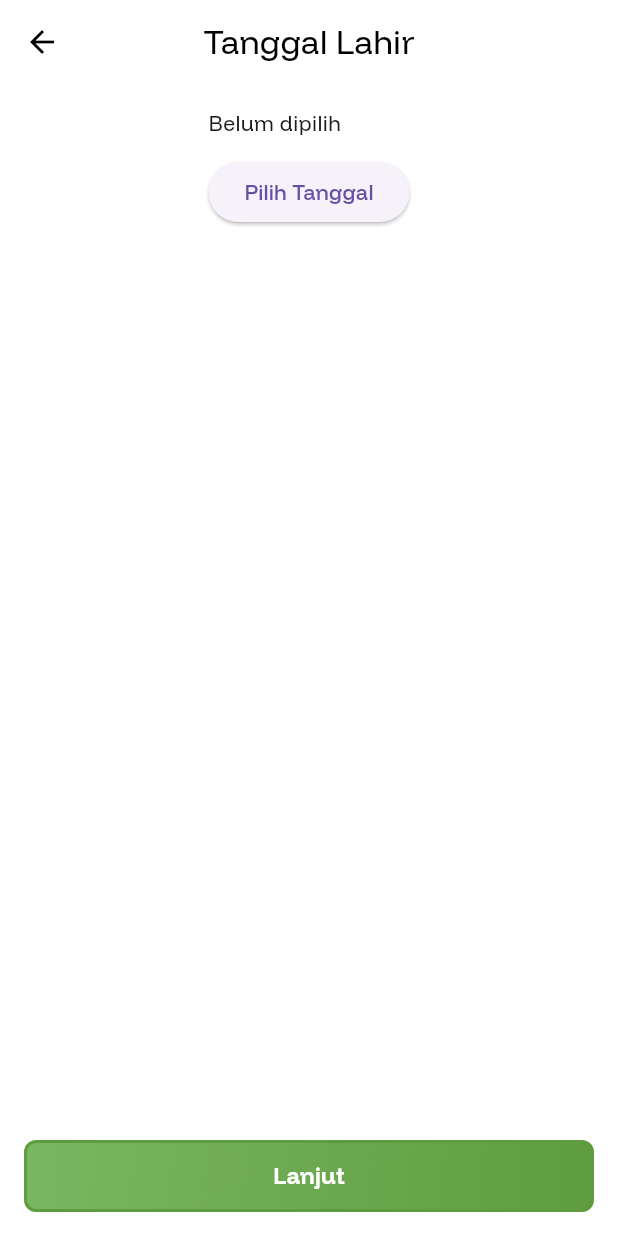
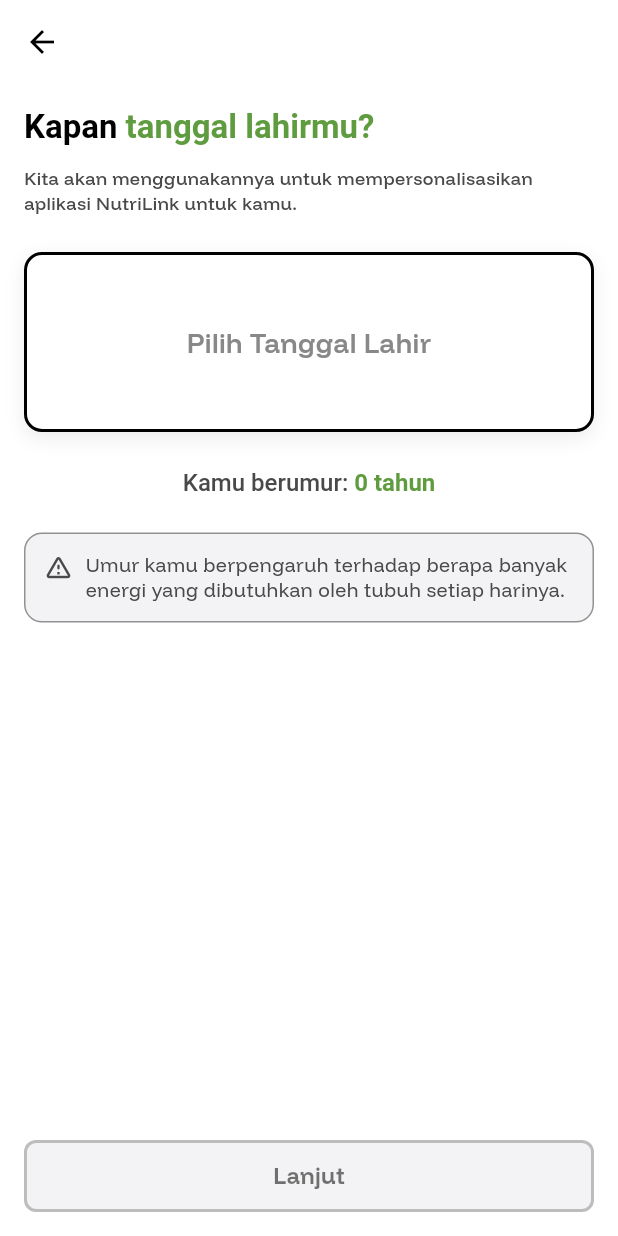
Before and after one commit to dinalarcode/CAPS-2-2025, a Flutter app: the BirthDatePage screen opened by its route, on a phone screen of 412 x 824 dp. Run offline on Flutter 3.47's test engine with Material 3 defaults, Android fonts, the phone set to English and light mode, and no system bars; our stand-ins replace cloud_firestore, firebase_auth, firebase_core, google_sign_in; missing offline and left inert: flutter_cupertino_datetime_picker; accounts and stored records are empty.

Commit message:
Revisi birthDatePage lebih interaktif (memakai Roller Picker)

```diff
--- a/lib/birthDatePage.dart
+++ b/lib/birthDatePage.dart
@@ -1,5 +1,9 @@
 // lib/birthDatePage.dart
+
 import 'package:flutter/material.dart';
+import 'package:intl/intl.dart';
+// PASTIKAN Anda memiliki paket ini di pubspec.yaml
+import 'package:flutter_cupertino_datetime_picker/flutter_cupertino_datetime_picker.dart';
 import 'package:nutrilink/_onb_helpers.dart';
 import 'package:nutrilink/models/user_profile_draft.dart';
 
@@ -8,37 +12,209 @@ class BirthDatePage extends StatefulWidget {
   @override
   State<BirthDatePage> createState() => _BirthDatePageState();
 }
+
 class _BirthDatePageState extends State<BirthDatePage> {
   late final UserProfileDraft draft = getDraft(context);
+
+  // Tanggal default 20 tahun yang lalu dari hari ini
+  DateTime _initialDate(DateTime now) =>
+      draft.birthDate ?? DateTime(now.year - 20, now.month, now.day);
+
+  // --- Fungsi Hitung Umur ---
+  int _calculateAge(DateTime birthDate) {
+    DateTime today = DateTime.now();
+    int age = today.year - birthDate.year;
+    // Mengurangi 1 jika ulang tahun belum tiba tahun ini
+    if (today.month < birthDate.month ||
+        (today.month == birthDate.month && today.day < birthDate.day)) {
+      age--;
+    }
+    return age;
+  }
+
+  // --- Fungsi untuk membuka Date Picker (HANYA MENGGUNAKAN ROLLER PICKER) ---
+  Future<void> _selectDate() async {
+    final now = DateTime.now();
+
+    // Hapus logika showDatePicker bawaan
+
+    DatePicker.showDatePicker(
+      context,
+      // Menyesuaikan format tampilan roller (cth: 01 May 2004)
+      dateFormat: 'dd MMMM yyyy',
+      // Menggunakan locale Indonesia (pastikan Anda mengimpor DateTimePickerLocale)
+      locale: DateTimePickerLocale.id,
+      pickerMode: DateTimePickerMode.date,
+      initialDateTime: _initialDate(now),
+      maxDateTime: now,
+      minDateTime: DateTime(1900, 1, 1),
+      onConfirm: (pickedDateTime, list) {
+        // Hanya update state jika pengguna mengonfirmasi
+        if (pickedDateTime != null) {
+          setState(() => draft.birthDate = pickedDateTime);
+        }
+      },
+    );
+  }
+
+  // --- Fungsi Lanjut (onNext) ---
+  void _next() {
+    if (draft.birthDate == null) {
+      ScaffoldMessenger.of(context).showSnackBar(
+        const SnackBar(content: Text('Pilih tanggal lahir terlebih dahulu.')),
+      );
+      return;
+    }
+
+    saveDraft(context, draft);
+    next(context, '/sex', draft);
+  }
+
+  // --- Fungsi Kembali (onBack) ---
+  void _back() {
+    saveDraft(context, draft);
+    back(context, draft);
+  }
+
   @override
   Widget build(BuildContext context) {
+    final baseFillColor = kBaseGreyFill;
+    final String dateDisplay = draft.birthDate != null
+        ? DateFormat('dd MMM yyyy').format(draft.birthDate!)
+        : 'Pilih Tanggal Lahir';
+    final int age =
+        draft.birthDate != null ? _calculateAge(draft.birthDate!) : 0;
+
+    // Status visual border
+    final Color inputBorderColor =
+        draft.birthDate != null ? kGreen : Colors.black;
+
     return StepScaffold(
-      title: 'Tanggal Lahir',
-      child: Column(
-        crossAxisAlignment: CrossAxisAlignment.start,
+      title: '',
+      onBack: _back,
+      onNext: _next,
+      nextEnabled: draft.birthDate != null,
+      child: ListView(
+        padding: EdgeInsets.zero,
         children: [
-          Text(draft.birthDate==null ? 'Belum dipilih' : draft.birthDate!.toLocal().toString().split(' ').first),
+          // JUDUL (Meniru style halaman sebelumnya)
+          RichText(
+            text: TextSpan(
+              style: const TextStyle(
+                fontSize: 22,
+                fontWeight: FontWeight.w700,
+                color: Colors.black,
+              ),
+              children: [
+                const TextSpan(text: 'Kapan '),
+                TextSpan(
+                  text: 'tanggal lahirmu?',
+                  style: TextStyle(color: kGreen),
+                ),
+              ],
+            ),
+          ),
           const SizedBox(height: 12),
-          ElevatedButton(
-            onPressed: () async {
-              final now = DateTime.now();
-              final picked = await showDatePicker(
-                context: context,
-                initialDate: draft.birthDate ?? DateTime(now.year-20, now.month, now.day),
-                firstDate: DateTime(1900,1,1),
-                lastDate: now,
-              );
-              if (picked != null) setState(() => draft.birthDate = picked);
-            },
-            child: const Text('Pilih Tanggal'),
+
+          // Subteks
+          Text(
+            'Kita akan menggunakannya untuk mempersonalisasikan aplikasi NutriLink untuk kamu.',
+            style: TextStyle(
+              fontSize: 12,
+              fontWeight: FontWeight.w500,
+              color: kGreyText,
+            ),
+          ),
+          const SizedBox(height: 24),
+
+          // ==== INPUT DATE BOX (Memanggil Roller Picker) ====
+          InkWell(
+            onTap: _selectDate,
+            child: Container(
+              height: 120, // Tinggi yang cukup untuk area roller
+              decoration: BoxDecoration(
+                color: Colors.white,
+                borderRadius: BorderRadius.circular(12),
+                border: Border.all(
+                  color: inputBorderColor,
+                  width: 2.0,
+                ),
+                boxShadow: [
+                  BoxShadow(
+                    color: Colors.black.withOpacity(0.08),
+                    blurRadius: 10,
+                    offset: const Offset(0, 4),
+                  ),
+                ],
+              ),
+              alignment: Alignment.center,
+              child: Text(
+                dateDisplay,
+                style: TextStyle(
+                  fontSize: 18,
+                  fontWeight: FontWeight.w600,
+                  color:
+                      draft.birthDate != null ? Colors.black : kLightGreyText,
+                ),
+              ),
+            ),
+          ),
+
+          // UMUR KAMU
+          const SizedBox(height: 24),
+          Center(
+            child: RichText(
+              // Menggunakan RichText untuk dua gaya berbeda
+              text: TextSpan(
+                style: TextStyle(
+                  fontSize: 16,
+                  fontWeight: FontWeight.w500,
+                  color: kGreyText, // Gaya default untuk teks abu-abu
+                ),
+                children: [
+                  const TextSpan(text: 'Kamu berumur: '),
+                  TextSpan(
+                    text: '${age} tahun', // Nilai ${age} dan ' tahun'
+                    style: TextStyle(
+                      color: kGreen, // Warna Hijau
+                      fontWeight: FontWeight.w700, // Tebal (Bold)
+                    ),
+                  ),
+                ],
+              ),
+            ),
+          ),
+          const SizedBox(height: 24),
+
+          // Hint Box
+          Container(
+            padding: const EdgeInsets.all(12),
+            decoration: BoxDecoration(
+              color: baseFillColor,
+              borderRadius: BorderRadius.circular(12),
+              border: Border.all(
+                color: Colors.black.withOpacity(0.4),
+                style: BorderStyle.solid,
+                width: 1.0,
+              ),
+            ),
+            child: Row(
+              crossAxisAlignment: CrossAxisAlignment.start,
+              children: [
+                Icon(Icons.warning_amber_rounded, color: kGreyText, size: 20),
+                const SizedBox(width: 8),
+                Expanded(
+                  child: Text(
+                    'Umur kamu berpengaruh terhadap berapa banyak energi yang dibutuhkan oleh tubuh setiap harinya.',
+                    style:
+                        TextStyle(color: kGreyText, fontSize: 13, height: 1.3),
+                  ),
+                ),
+              ],
+            ),
           ),
         ],
       ),
-      onBack: () => back(context, draft),
-      onNext: () {
-        if (draft.birthDate == null) return;
-        next(context, '/sex', draft);
-      },
     );
   }
 }
--- a/lib/weightInputPage.dart
+++ b/lib/weightInputPage.dart
@@ -91,7 +91,7 @@ class _WeightInputPageState extends State<WeightInputPage> {
     final Color inputBorderColor = isInputValid ? kGreen : Colors.black;
 
     return StepScaffold(
-      title: 'Berat Badan (kg)',
+      title: '',
       onBack: _back,
       onNext: _next,
       // Tombol SELALU AKTIF agar fungsi _next selalu dijalankan dan dapat memicu alert.
--- a/pubspec.yaml
+++ b/pubspec.yaml
@@ -16,6 +16,7 @@ dependencies:
   google_sign_in: ^6.3.0
   cloud_firestore: ^5.5.0
   logger: ^2.6.2
+  flutter_cupertino_datetime_picker: ^3.0.0
 
 dev_dependencies:
   flutter_test:
```
Also changed, not shown: pubspec.lock.
